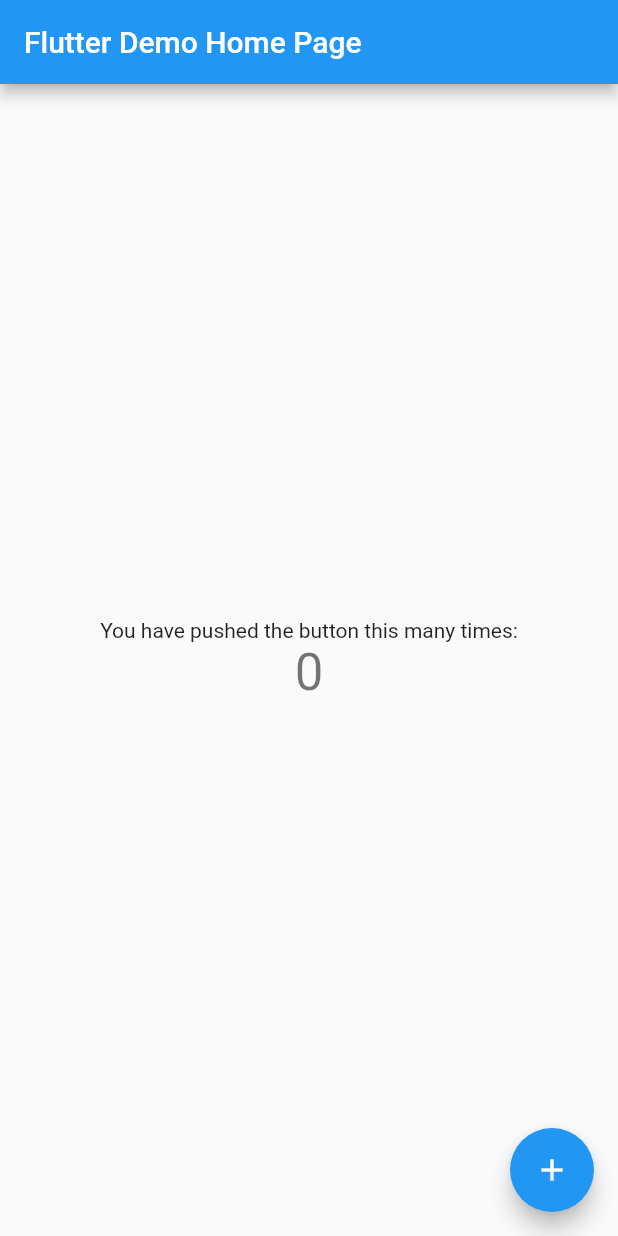
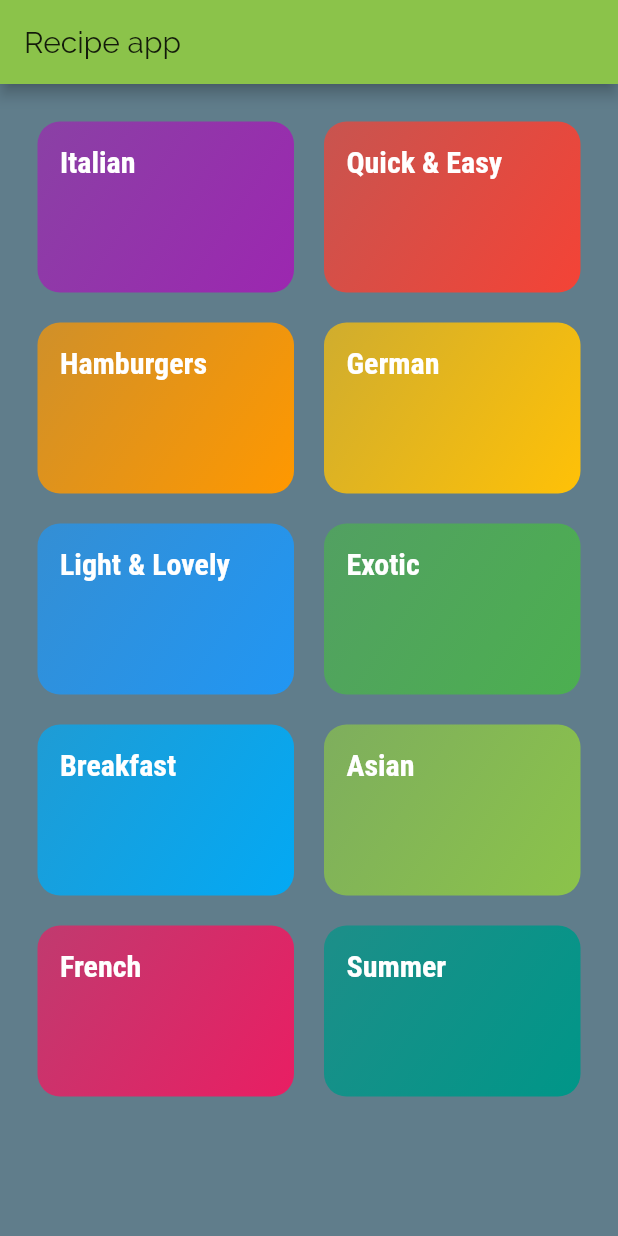
Before and after one commit to jithinvarghese/RecipeApp, a Flutter app: the screen it shows after launch, on a phone screen of 412 x 824 dp. Run offline on Flutter 3.47's test engine with Material 2 defaults, Android fonts, the phone set to English and light mode, and no system bars.

Commit message:
basic app set up and navigation screen implmention

```diff
--- /dev/null
+++ b/lib/dummy_data.dart
@@ -0,0 +1,56 @@
+import 'package:flutter/material.dart';
+
+import './models/category.dart';
+
+const DUMMY_CATEGORIES = const [
+  Category(
+    id: 'c1',
+    title: 'Italian',
+    color: Colors.purple,
+  ),
+  Category(
+    id: 'c2',
+    title: 'Quick & Easy',
+    color: Colors.red,
+  ),
+  Category(
+    id: 'c3',
+    title: 'Hamburgers',
+    color: Colors.orange,
+  ),
+  Category(
+    id: 'c4',
+    title: 'German',
+    color: Colors.amber,
+  ),
+  Category(
+    id: 'c5',
+    title: 'Light & Lovely',
+    color: Colors.blue,
+  ),
+  Category(
+    id: 'c6',
+    title: 'Exotic',
+    color: Colors.green,
+  ),
+  Category(
+    id: 'c7',
+    title: 'Breakfast',
+    color: Colors.lightBlue,
+  ),
+  Category(
+    id: 'c8',
+    title: 'Asian',
+    color: Colors.lightGreen,
+  ),
+  Category(
+    id: 'c9',
+    title: 'French',
+    color: Colors.pink,
+  ),
+  Category(
+    id: 'c10',
+    title: 'Summer',
+    color: Colors.teal,
+  ),
+];
--- a/lib/main.dart
+++ b/lib/main.dart
@@ -1,117 +1,38 @@
 import 'package:flutter/material.dart';
 
-void main() {
-  runApp(MyApp());
-}
+import './screens/categories_screen.dart';
+import './screens/category_meals_screen.dart';
+
+void main() => runApp(MyApp());
 
 class MyApp extends StatelessWidget {
-  // This widget is the root of your application.
   @override
   Widget build(BuildContext context) {
     return MaterialApp(
-      title: 'Flutter Demo',
+      title: 'Recipe App',
       theme: ThemeData(
-        // This is the theme of your application.
-        //
-        // Try running your application with "flutter run". You'll see the
-        // application has a blue toolbar. Then, without quitting the app, try
-        // changing the primarySwatch below to Colors.green and then invoke
-        // "hot reload" (press "r" in the console where you ran "flutter run",
-        // or simply save your changes to "hot reload" in a Flutter IDE).
-        // Notice that the counter didn't reset back to zero; the application
-        // is not restarted.
-        primarySwatch: Colors.blue,
-        // This makes the visual density adapt to the platform that you run
-        // the app on. For desktop platforms, the controls will be smaller and
-        // closer together (more dense) than on mobile platforms.
-        visualDensity: VisualDensity.adaptivePlatformDensity,
+        primarySwatch: Colors.lightGreen,
+        accentColor: Colors.amber,
+        canvasColor: Colors.blueGrey,
+        fontFamily: 'Raleway',
+        textTheme: ThemeData.light().textTheme.copyWith(
+            headline6: ThemeData().textTheme.headline6.copyWith(
+                  color: Colors.white,
+                  fontFamily: 'RobotoCondensed',
+                  fontSize: 20,
+                  fontWeight: FontWeight.bold,
+                ),
+            bodyText1: TextStyle(
+              color: Colors.black,
+            ),
+            bodyText2: TextStyle(
+              color: Colors.yellow,
+            )),
       ),
-      home: MyHomePage(title: 'Flutter Demo Home Page'),
+      home: CategoriesScreen(),
+      routes: {
+        '/categories': (ctx) => CategoryMealsScreen(),
+      },
     );
   }
 }
-
-class MyHomePage extends StatefulWidget {
-  MyHomePage({Key key, this.title}) : super(key: key);
-
-  // This widget is the home page of your application. It is stateful, meaning
-  // that it has a State object (defined below) that contains fields that affect
-  // how it looks.
-
-  // This class is the configuration for the state. It holds the values (in this
-  // case the title) provided by the parent (in this case the App widget) and
-  // used by the build method of the State. Fields in a Widget subclass are
-  // always marked "final".
-
-  final String title;
-
-  @override
-  _MyHomePageState createState() => _MyHomePageState();
-}
-
-class _MyHomePageState extends State<MyHomePage> {
-  int _counter = 0;
-
-  void _incrementCounter() {
-    setState(() {
-      // This call to setState tells the Flutter framework that something has
-      // changed in this State, which causes it to rerun the build method below
-      // so that the display can reflect the updated values. If we changed
-      // _counter without calling setState(), then the build method would not be
-      // called again, and so nothing would appear to happen.
-      _counter++;
-    });
-  }
-
-  @override
-  Widget build(BuildContext context) {
-    // This method is rerun every time setState is called, for instance as done
-    // by the _incrementCounter method above.
-    //
-    // The Flutter framework has been optimized to make rerunning build methods
-    // fast, so that you can just rebuild anything that needs updating rather
-    // than having to individually change instances of widgets.
-    return Scaffold(
-      appBar: AppBar(
-        // Here we take the value from the MyHomePage object that was created by
-        // the App.build method, and use it to set our appbar title.
-        title: Text(widget.title),
-      ),
-      body: Center(
-        // Center is a layout widget. It takes a single child and positions it
-        // in the middle of the parent.
-        child: Column(
-          // Column is also a layout widget. It takes a list of children and
-          // arranges them vertically. By default, it sizes itself to fit its
-          // children horizontally, and tries to be as tall as its parent.
-          //
-          // Invoke "debug painting" (press "p" in the console, choose the
-          // "Toggle Debug Paint" action from the Flutter Inspector in Android
-          // Studio, or the "Toggle Debug Paint" command in Visual Studio Code)
-          // to see the wireframe for each widget.
-          //
-          // Column has various properties to control how it sizes itself and
-          // how it positions its children. Here we use mainAxisAlignment to
-          // center the children vertically; the main axis here is the vertical
-          // axis because Columns are vertical (the cross axis would be
-          // horizontal).
-          mainAxisAlignment: MainAxisAlignment.center,
-          children: <Widget>[
-            Text(
-              'You have pushed the button this many times:',
-            ),
-            Text(
-              '$_counter',
-              style: Theme.of(context).textTheme.headline4,
-            ),
-          ],
-        ),
-      ),
-      floatingActionButton: FloatingActionButton(
-        onPressed: _incrementCounter,
-        tooltip: 'Increment',
-        child: Icon(Icons.add),
-      ), // This trailing comma makes auto-formatting nicer for build methods.
-    );
-  }
-}
--- /dev/null
+++ b/lib/models/category.dart
@@ -0,0 +1,13 @@
+import 'package:flutter/material.dart';
+
+class Category {
+  final String id;
+  final String title;
+  final Color color;
+
+  const Category({
+    @required this.id,
+    @required this.title,
+    this.color = Colors.orange,
+  });
+}
--- /dev/null
+++ b/lib/screens/categories_screen.dart
@@ -0,0 +1,28 @@
+import 'package:flutter/material.dart';
+
+import '../dummy_data.dart';
+import '../Widgets/category_item.dart';
+
+class CategoriesScreen extends StatelessWidget {
+  @override
+  Widget build(BuildContext context) {
+    return Scaffold(
+      appBar: AppBar(
+        title: const Text('Recipe app'),
+      ),
+      body: GridView(
+        padding: const EdgeInsets.all(25),
+        children: DUMMY_CATEGORIES
+            .map((catData) =>
+                CategoryItem(catData.id, catData.title, catData.color))
+            .toList(),
+        gridDelegate: SliverGridDelegateWithMaxCrossAxisExtent(
+          maxCrossAxisExtent: 200,
+          childAspectRatio: 3 / 2,
+          crossAxisSpacing: 20,
+          mainAxisSpacing: 20,
+        ),
+      ),
+    );
+  }
+}
--- /dev/null
+++ b/lib/screens/category_meals_screen.dart
@@ -0,0 +1,21 @@
+import 'package:flutter/material.dart';
+
+class CategoryMealsScreen extends StatelessWidget {
+  @override
+  Widget build(BuildContext context) {
+    final routeArgs =
+        ModalRoute.of(context).settings.arguments as Map<String, String>;
+    final categoryTitle = routeArgs['title'];
+    final categoryId = routeArgs['id'];
+    return Scaffold(
+      appBar: AppBar(
+        title: Text(categoryTitle),
+      ),
+      body: Center(
+        child: Text(
+          'meal screen',
+        ),
+      ),
+    );
+  }
+}
--- /dev/null
+++ b/lib/widgets/category_item.dart
@@ -0,0 +1,42 @@
+import 'package:flutter/material.dart';
+
+class CategoryItem extends StatelessWidget {
+  final String id;
+  final String title;
+  final Color color;
+  static final String screenName = '/categories';
+
+  CategoryItem(this.id, this.title, this.color);
+
+  void selectCategory(BuildContext context) {
+    Navigator.of(context)
+        .pushNamed(screenName, arguments: {'id': id, 'title': title});
+  }
+
+  @override
+  Widget build(BuildContext context) {
+    return InkWell(
+      onTap: () => selectCategory(context),
+      splashColor: Theme.of(context).primaryColor,
+      borderRadius: BorderRadius.circular(15),
+      child: Container(
+        padding: const EdgeInsets.all(15),
+        child: Text(
+          title,
+          style: Theme.of(context).textTheme.headline6,
+        ),
+        decoration: BoxDecoration(
+          gradient: LinearGradient(
+            colors: [
+              color.withOpacity(0.7),
+              color,
+            ],
+            begin: Alignment.topLeft,
+            end: Alignment.bottomRight,
+          ),
+          borderRadius: BorderRadius.circular(15),
+        ),
+      ),
+    );
+  }
+}
```
Also changed, not shown: pubspec.yaml (+18 -15 lines), assets/fonts/Raleway-Black.ttf (added), assets/fonts/Raleway-Bold.ttf (added), assets/fonts/Raleway-Regular.ttf (added), assets/fonts/RobotoCondensed-Bold.ttf (added), assets/fonts/RobotoCondensed-Italic.ttf (added), assets/fonts/RobotoCondensed-Light.ttf (added), assets/fonts/RobotoCondensed-Regular.ttf (added), 1 other file.
